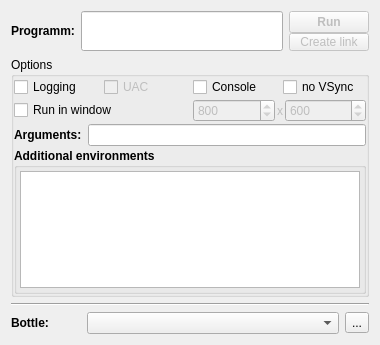
First picture: the form in wbgui.ui, repository sr-tream/WineBottle, before the edit.
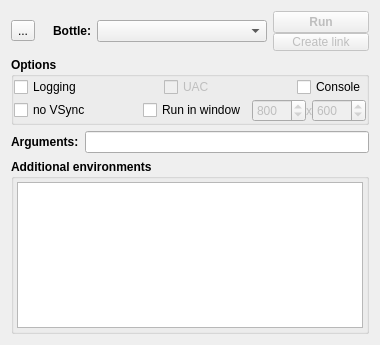
Second picture: the form after the edit.

Commit message: redesigned main window

```diff
--- a/wbgui.ui
+++ b/wbgui.ui
@@ -25,42 +25,20 @@
   <property name="windowTitle">
    <string>WineBottle</string>
   </property>
-  <layout class="QGridLayout" name="gridLayout_5">
+  <layout class="QGridLayout" name="gridLayout_4">
    <item row="0" column="0">
     <layout class="QGridLayout" name="gridLayout">
-     <item row="0" column="1">
-      <widget class="QLineEdit" name="prog_name">
-       <property name="minimumSize">
-        <size>
-         <width>0</width>
-         <height>40</height>
-        </size>
-       </property>
-       <property name="readOnly">
-        <bool>true</bool>
-       </property>
-      </widget>
-     </item>
-     <item row="0" column="0">
-      <widget class="QLabel" name="label_prog">
-       <property name="minimumSize">
-        <size>
-         <width>0</width>
-         <height>40</height>
-        </size>
-       </property>
-       <property name="font">
-        <font>
-         <weight>75</weight>
-         <bold>true</bold>
-        </font>
-       </property>
-       <property name="text">
-        <string>Programm:</string>
-       </property>
-      </widget>
-     </item>
      <item row="0" column="2">
+      <widget class="QComboBox" name="bottles">
+       <property name="minimumSize">
+        <size>
+         <width>170</width>
+         <height>0</height>
+        </size>
+       </property>
+      </widget>
+     </item>
+     <item row="0" column="4">
       <layout class="QVBoxLayout" name="verticalLayout">
        <property name="spacing">
         <number>0</number>
@@ -72,7 +50,7 @@
          </property>
          <property name="maximumSize">
           <size>
-           <width>16777215</width>
+           <width>100</width>
            <height>22</height>
           </size>
          </property>
@@ -105,14 +83,43 @@
        </item>
       </layout>
      </item>
+     <item row="0" column="1">
+      <widget class="QLabel" name="label_bottle">
+       <property name="maximumSize">
+        <size>
+         <width>50</width>
+         <height>16777215</height>
+        </size>
+       </property>
+       <property name="font">
+        <font>
+         <weight>75</weight>
+         <bold>true</bold>
+        </font>
+       </property>
+       <property name="text">
+        <string>Bottle:</string>
+       </property>
+       <property name="alignment">
+        <set>Qt::AlignRight|Qt::AlignTrailing|Qt::AlignVCenter</set>
+       </property>
+      </widget>
+     </item>
+     <item row="0" column="0">
+      <widget class="QToolButton" name="wb_settings">
+       <property name="text">
+        <string>...</string>
+       </property>
+      </widget>
+     </item>
     </layout>
    </item>
    <item row="1" column="0">
     <widget class="QGroupBox" name="groupBox">
      <property name="font">
       <font>
-       <weight>50</weight>
-       <bold>false</bold>
+       <weight>75</weight>
+       <bold>true</bold>
       </font>
      </property>
      <property name="title">
@@ -134,59 +141,48 @@
       <property name="spacing">
        <number>2</number>
       </property>
-      <item row="3" column="0">
-       <widget class="QGroupBox" name="addEnv_gb">
-        <property name="minimumSize">
-         <size>
-          <width>0</width>
-          <height>60</height>
-         </size>
-        </property>
-        <property name="font">
-         <font>
-          <weight>75</weight>
-          <bold>true</bold>
-         </font>
-        </property>
-        <property name="title">
-         <string>Additional environments</string>
-        </property>
-        <layout class="QGridLayout" name="gridLayout_7">
-         <property name="leftMargin">
-          <number>3</number>
-         </property>
-         <property name="topMargin">
-          <number>3</number>
-         </property>
-         <property name="rightMargin">
-          <number>3</number>
-         </property>
-         <property name="bottomMargin">
-          <number>3</number>
-         </property>
-         <property name="spacing">
-          <number>3</number>
-         </property>
-         <item row="0" column="0">
-          <widget class="QPlainTextEdit" name="addEnv">
-           <property name="font">
-            <font>
-             <weight>50</weight>
-             <bold>false</bold>
-            </font>
-           </property>
-           <property name="plainText">
-            <string/>
-           </property>
-          </widget>
-         </item>
-        </layout>
-       </widget>
-      </item>
       <item row="1" column="0">
        <layout class="QHBoxLayout" name="horizontalLayout">
+        <item>
+         <widget class="QCheckBox" name="noVSync">
+          <property name="font">
+           <font>
+            <weight>50</weight>
+            <bold>false</bold>
+           </font>
+          </property>
+          <property name="cursor">
+           <cursorShape>PointingHandCursor</cursorShape>
+          </property>
+          <property name="text">
+           <string>no VSync</string>
+          </property>
+         </widget>
+        </item>
+        <item>
+         <spacer name="horizontalSpacer">
+          <property name="orientation">
+           <enum>Qt::Horizontal</enum>
+          </property>
+          <property name="sizeHint" stdset="0">
+           <size>
+            <width>40</width>
+            <height>20</height>
+           </size>
+          </property>
+         </spacer>
+        </item>
         <item>
          <widget class="QCheckBox" name="hasDesktop">
+          <property name="font">
+           <font>
+            <weight>50</weight>
+            <bold>false</bold>
+           </font>
+          </property>
+          <property name="cursor">
+           <cursorShape>PointingHandCursor</cursorShape>
+          </property>
           <property name="text">
            <string>Run in window</string>
           </property>
@@ -197,11 +193,17 @@
           <property name="spacing">
            <number>0</number>
           </property>
-          <item row="0" column="0">
+          <item row="0" column="1">
            <widget class="QSpinBox" name="desktop_X">
             <property name="enabled">
              <bool>false</bool>
             </property>
+            <property name="font">
+             <font>
+              <weight>50</weight>
+              <bold>false</bold>
+             </font>
+            </property>
             <property name="minimum">
              <number>320</number>
             </property>
@@ -216,7 +218,7 @@
             </property>
            </widget>
           </item>
-          <item row="0" column="1">
+          <item row="0" column="2">
            <widget class="QLabel" name="label">
             <property name="enabled">
              <bool>false</bool>
@@ -227,6 +229,12 @@
               <height>16777215</height>
              </size>
             </property>
+            <property name="font">
+             <font>
+              <weight>50</weight>
+              <bold>false</bold>
+             </font>
+            </property>
             <property name="text">
              <string>x</string>
             </property>
@@ -235,11 +243,17 @@
             </property>
            </widget>
           </item>
-          <item row="0" column="2">
+          <item row="0" column="3">
            <widget class="QSpinBox" name="desktop_Y">
             <property name="enabled">
              <bool>false</bool>
             </property>
+            <property name="font">
+             <font>
+              <weight>50</weight>
+              <bold>false</bold>
+             </font>
+            </property>
             <property name="minimum">
              <number>240</number>
             </property>
@@ -262,103 +276,158 @@
        <layout class="QHBoxLayout" name="horizontalLayout_2">
         <item>
          <widget class="QCheckBox" name="hasLogging">
+          <property name="font">
+           <font>
+            <weight>50</weight>
+            <bold>false</bold>
+           </font>
+          </property>
+          <property name="cursor">
+           <cursorShape>PointingHandCursor</cursorShape>
+          </property>
           <property name="text">
            <string>Logging</string>
           </property>
          </widget>
         </item>
+        <item>
+         <spacer name="horizontalSpacer_4">
+          <property name="orientation">
+           <enum>Qt::Horizontal</enum>
+          </property>
+          <property name="sizeHint" stdset="0">
+           <size>
+            <width>40</width>
+            <height>20</height>
+           </size>
+          </property>
+         </spacer>
+        </item>
         <item>
          <widget class="QCheckBox" name="hasUAC">
           <property name="enabled">
            <bool>false</bool>
           </property>
+          <property name="font">
+           <font>
+            <weight>50</weight>
+            <bold>false</bold>
+           </font>
+          </property>
+          <property name="cursor">
+           <cursorShape>PointingHandCursor</cursorShape>
+          </property>
           <property name="text">
            <string>UAC</string>
           </property>
          </widget>
         </item>
+        <item>
+         <spacer name="horizontalSpacer_3">
+          <property name="orientation">
+           <enum>Qt::Horizontal</enum>
+          </property>
+          <property name="sizeHint" stdset="0">
+           <size>
+            <width>40</width>
+            <height>20</height>
+           </size>
+          </property>
+         </spacer>
+        </item>
         <item>
          <widget class="QCheckBox" name="hasConsole">
+          <property name="font">
+           <font>
+            <weight>50</weight>
+            <bold>false</bold>
+           </font>
+          </property>
+          <property name="cursor">
+           <cursorShape>PointingHandCursor</cursorShape>
+          </property>
           <property name="text">
            <string>Console</string>
           </property>
          </widget>
         </item>
-        <item>
-         <widget class="QCheckBox" name="noVSync">
-          <property name="text">
-           <string>no VSync</string>
-          </property>
-         </widget>
-        </item>
-       </layout>
-      </item>
-      <item row="2" column="0">
-       <layout class="QGridLayout" name="gridLayout_6">
-        <item row="0" column="1">
-         <widget class="QLineEdit" name="prog_args">
-          <property name="enabled">
-           <bool>true</bool>
-          </property>
-         </widget>
-        </item>
-        <item row="0" column="0">
-         <widget class="QLabel" name="label_args">
-          <property name="font">
-           <font>
-            <weight>75</weight>
-            <bold>true</bold>
-           </font>
-          </property>
-          <property name="text">
-           <string>Arguments:</string>
-          </property>
-         </widget>
-        </item>
        </layout>
       </item>
      </layout>
     </widget>
    </item>
    <item row="2" column="0">
-    <widget class="Line" name="line">
-     <property name="orientation">
-      <enum>Qt::Horizontal</enum>
-     </property>
-    </widget>
+    <layout class="QHBoxLayout" name="horizontalLayout_3">
+     <item>
+      <widget class="QLabel" name="label_args">
+       <property name="font">
+        <font>
+         <weight>75</weight>
+         <bold>true</bold>
+        </font>
+       </property>
+       <property name="text">
+        <string>Arguments:</string>
+       </property>
+      </widget>
+     </item>
+     <item>
+      <widget class="QLineEdit" name="prog_args">
+       <property name="enabled">
+        <bool>true</bool>
+       </property>
+      </widget>
+     </item>
+    </layout>
    </item>
    <item row="3" column="0">
-    <layout class="QGridLayout" name="gridLayout_4">
-     <item row="0" column="1">
-      <widget class="QComboBox" name="bottles"/>
-     </item>
-     <item row="0" column="0">
-      <widget class="QLabel" name="label_bottle">
-       <property name="maximumSize">
-        <size>
-         <width>70</width>
-         <height>16777215</height>
-        </size>
-       </property>
-       <property name="font">
-        <font>
-         <weight>75</weight>
-         <bold>true</bold>
-        </font>
-       </property>
-       <property name="text">
-        <string>Bottle:</string>
-       </property>
-      </widget>
-     </item>
-     <item row="0" column="2">
-      <widget class="QToolButton" name="wb_settings">
-       <property name="text">
-        <string>...</string>
-       </property>
-      </widget>
-     </item>
-    </layout>
+    <widget class="QGroupBox" name="addEnv_gb">
+     <property name="minimumSize">
+      <size>
+       <width>0</width>
+       <height>60</height>
+      </size>
+     </property>
+     <property name="font">
+      <font>
+       <weight>75</weight>
+       <bold>true</bold>
+      </font>
+     </property>
+     <property name="title">
+      <string>Additional environments</string>
+     </property>
+     <layout class="QGridLayout" name="gridLayout_7">
+      <property name="leftMargin">
+       <number>3</number>
+      </property>
+      <property name="topMargin">
+       <number>3</number>
+      </property>
+      <property name="rightMargin">
+       <number>3</number>
+      </property>
+      <property name="bottomMargin">
+       <number>3</number>
+      </property>
+      <property name="spacing">
+       <number>3</number>
+      </property>
+      <item row="0" column="0">
+       <widget class="QPlainTextEdit" name="addEnv">
+        <property name="font">
+         <font>
+          <weight>50</weight>
+          <bold>false</bold>
+         </font>
+        </property>
+        <property name="plainText">
+         <string/>
+        </property>
+       </widget>
+      </item>
+     </layout>
+    </widget>
    </item>
   </layout>
  </widget>
```
Left out of the diff: 24 changed lines with no effect on the pictures. The commit also changes 2 other files.
